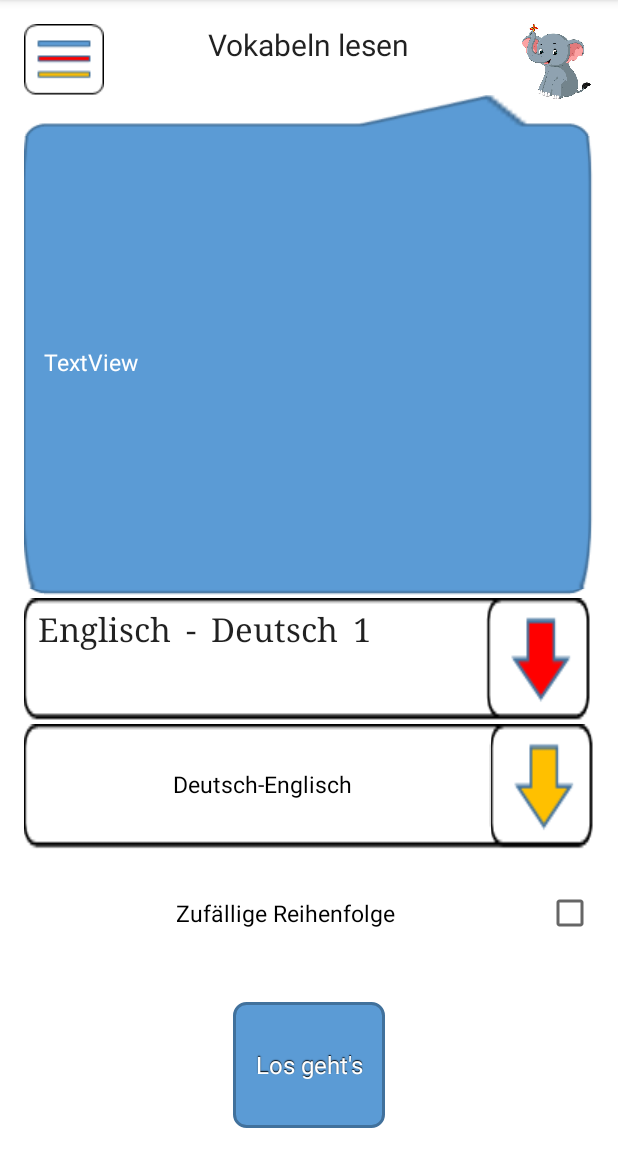
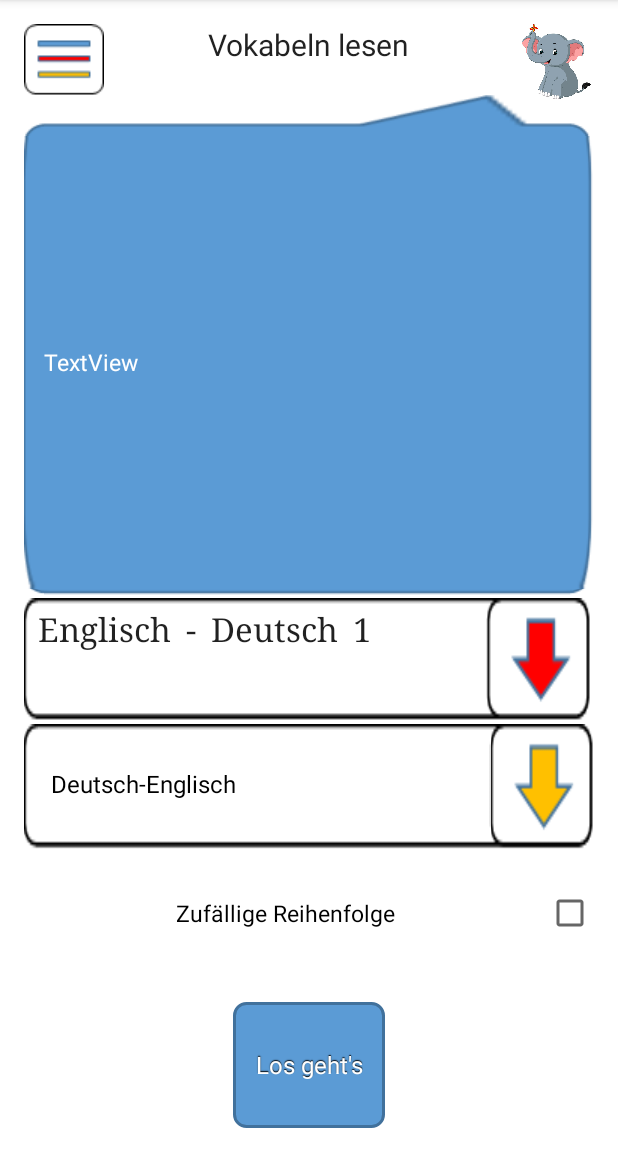
Before and after one commit to whiedo/Imuvo_gitconnect, an Android app: the VocabularyLectionSelection screen opened directly, with no data from a screen before it, on a phone screen of 412 x 824 dp, the part 84-1236 px from its top. Run offline under Robolectric (Android 15) with nearby library versions, the phone set to English and light mode, and no system bars; 11 statements that could not run were skipped.

Commit message:
Spinner Refactoring V3

```diff
--- a/app/src/main/java/com/example/sco/imuvo/Activities/VocabularyLectionSelection.java
+++ b/app/src/main/java/com/example/sco/imuvo/Activities/VocabularyLectionSelection.java
@@ -121,7 +121,7 @@ public class VocabularyLectionSelection extends AppCompatActivity {
 
         LectionCursorAdapter adapter2 = new LectionCursorAdapter(
                 this, R.layout.embedded_customspinner, cursor2, 0 );
-        adapter2.setDropDownViewResource(R.layout.embedded_customspinner);
+        //adapter2.setDropDownViewResource(R.layout.embedded_customspinner);
         lectionSpinner.setAdapter(adapter2);
 
 //        Spinner dropdown = lectionSpinner;
--- a/app/src/main/java/com/example/sco/imuvo/HelperClasses/LectionCursorAdapter.java
+++ b/app/src/main/java/com/example/sco/imuvo/HelperClasses/LectionCursorAdapter.java
@@ -44,6 +44,8 @@ public class LectionCursorAdapter extends ResourceCursorAdapter {
         //foreign.setText(Integer.toString(lectionNo));
         //lection.setText(cursor.getString(2));
 
+        TextView text1 = (TextView) view.findViewById(R.id.text1);
+        text1.setText(cursor.getString(cursor.getColumnIndex("number")));
         //foreign.setText(cursor.getString(cursor.getColumnIndex("number")));
         //lection.setText(cursor.getString(cursor.getColumnIndex("lection")));
 
--- a/app/src/main/res/layout/activity_vocabulary_lection_selection.xml
+++ b/app/src/main/res/layout/activity_vocabulary_lection_selection.xml
@@ -62,6 +62,7 @@
             android:background="@drawable/speechbubbletop"
             android:layout_weight="4"/>
 
+
         <Spinner
             android:layout_width="match_parent"
             android:layout_height="0dp"
@@ -73,7 +74,6 @@
             android:layout_alignParentStart="true"
             android:layout_weight="1"
             android:textAlignment="center"/>
-
 
         <com.example.sco.imuvo.CustomViews.CustomSpinnerMultiSelection
             android:layout_width="match_parent"
--- a/app/src/main/res/layout/embedded_customspinner.xml
+++ b/app/src/main/res/layout/embedded_customspinner.xml
@@ -7,8 +7,5 @@ style="?android:attr/spinnerDropDownItemStyle"
     android:layout_width="match_parent"
     android:layout_height="wrap_content"
     android:ellipsize="marquee"
-    android:textAlignment="center"
     android:paddingTop="10dp"
-    android:paddingBottom="10dp"
-    android:textSize="15sp"
-/>
+    android:paddingBottom="10dp" />
```
Also changed, not shown: app/src/main/java/com/example/sco/imuvo/Activities/Menu.java (+5 -3 lines), app/src/main/java/com/example/sco/imuvo/Model/LectionSelectionSingleton.java (deleted, +0 -11 lines).
